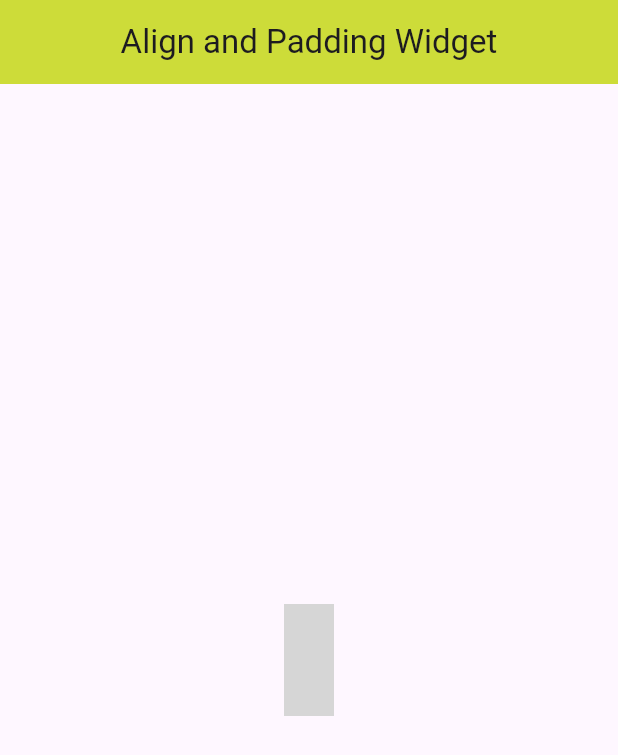
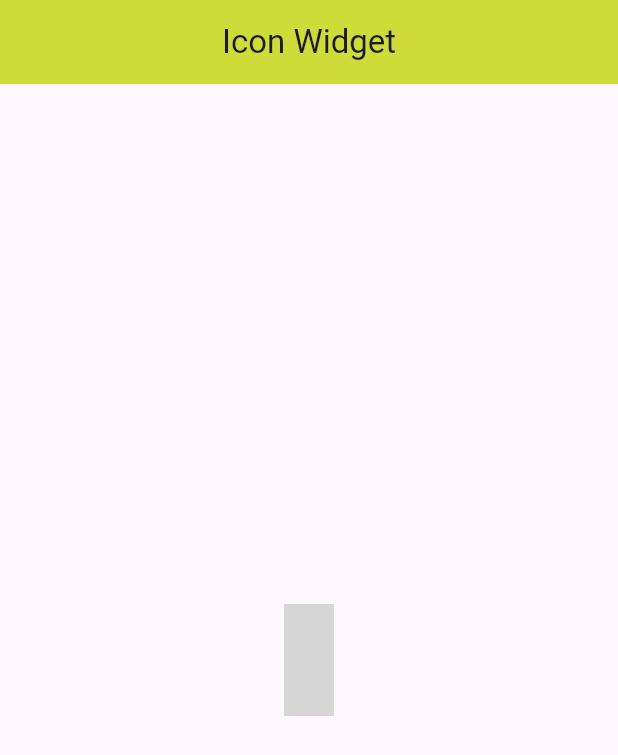
Before and after one commit to zainiArif/belajar_flutter_basic, a Flutter app: the screen it shows after launch, on a phone screen of 412 x 824 dp. Shown: the top 755 px of the screen. Run offline on Flutter 3.47's test engine with Material 3 defaults, Android fonts, the phone set to English and light mode, and no system bars; our stand-ins replace google_fonts, material_design_icons_flutter; project files that could hold a hidden picture were left out; grey boxes are pictures that could not be loaded.

Commit message:
edit icon widget bagian appBar

```diff
--- a/lib/icon_widget.dart
+++ b/lib/icon_widget.dart
@@ -8,7 +8,7 @@ class MyIconWidget extends StatelessWidget {
   Widget build(BuildContext context) {
     return Scaffold(
       appBar: AppBar(
-        title: const Text('Align and Padding Widget'),
+        title: const Text('Icon Widget'),
         centerTitle: true,
         backgroundColor: Colors.lime,
       ),
```
